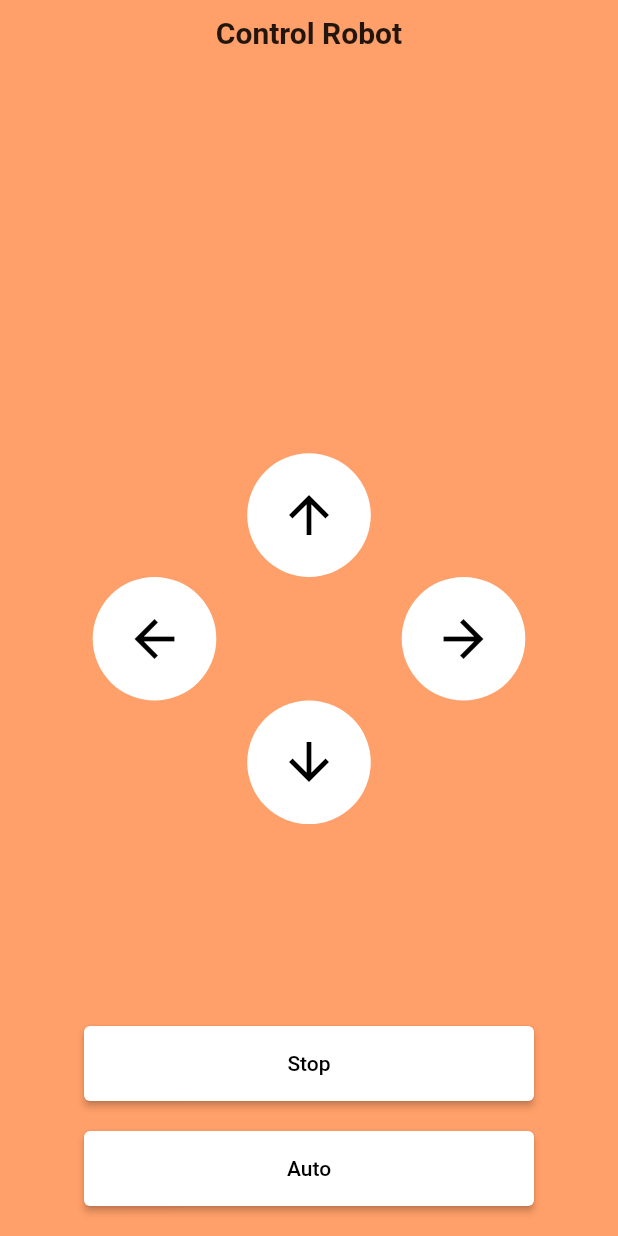
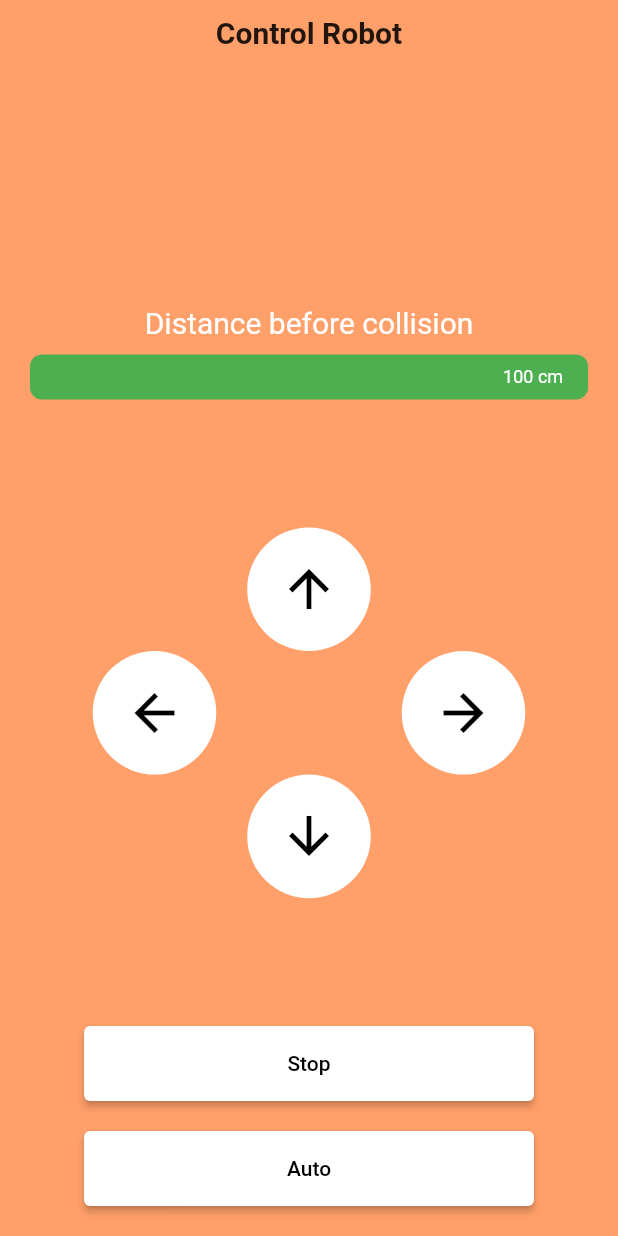
Before and after one commit to TIGK-Captain-America/app, a Flutter app: the ControlMowerPage screen opened directly, on a phone screen of 412 x 824 dp. Run offline on Flutter 3.47's test engine with Material 2 defaults, Android fonts, the phone set to English and light mode, and no system bars; drawn by our look-alikes of flutter_animation_progress_bar; our stand-ins replace flutter_blue, get, get_it, permission_handler, stacked; statements that could not run were skipped.

Commit message:
added notify from robot on collision distance

```diff
--- a/lib/src/components/BluetoothDeviceTile.dart
+++ b/lib/src/components/BluetoothDeviceTile.dart
@@ -31,7 +31,10 @@ class BluetoothDeviceTile extends StatelessWidget {
               Get.offAll(() => BottomNavBar());
             }
           } catch (e) {
-            Get.offAll(() => ErrorView(showbutton: false, text: "Error $e",));
+            Get.offAll(() => ErrorView(
+                  showbutton: false,
+                  text: "Error $e",
+                ));
           }
         },
         child: Container(
--- a/lib/src/services/DeviceService.dart
+++ b/lib/src/services/DeviceService.dart
@@ -7,6 +7,7 @@ import 'package:flutter_blue/flutter_blue.dart';
 class DeviceService {
   BluetoothDevice _device;
   BluetoothCharacteristic _sendCharacteristic;
+  BluetoothCharacteristic _notifyCharacteristic;
 
   set device(BluetoothDevice newDevice) {
     _device = newDevice;
@@ -16,7 +17,13 @@ class DeviceService {
     _sendCharacteristic = c;
   }
 
+  set setNotifyCharacteristic(BluetoothCharacteristic c) {
+    _notifyCharacteristic = c;
+  }
+
   BluetoothCharacteristic get characteristic => _sendCharacteristic;
+
+  BluetoothCharacteristic get notify => _notifyCharacteristic;
 
   Future disconnect() {
     return _device.disconnect();
--- a/lib/src/utils/Ids.dart
+++ b/lib/src/utils/Ids.dart
@@ -1,4 +1,5 @@
 class Ids {
   static String robotService = '0000ffe1-0000-1000-8000-00805f9b34fb';
   static String robotCharacteristic = '0000ffe3-0000-1000-8000-00805f9b34fb';
+  static String notifyCharacteristic = '0000ffe2-0000-1000-8000-00805f9b34fb';
 }
--- a/lib/src/views/controlMower/controlMower.dart
+++ b/lib/src/views/controlMower/controlMower.dart
@@ -1,14 +1,14 @@
 import 'package:flutter/material.dart';
+import 'package:flutter_animation_progress_bar/flutter_animation_progress_bar.dart';
 import 'package:mower/src/views/controlMower/viewModel.dart';
 import 'package:stacked/stacked.dart';
 
-//add functions for onpress buttons later.
 class ControlMowerPage extends StatelessWidget {
   @override
   Widget build(BuildContext context) {
     return ViewModelBuilder<ControlMowerViewModel>.reactive(
       viewModelBuilder: () => ControlMowerViewModel(),
-      //onModelReady: (viewModel) => viewModel.initialise(),
+      onModelReady: (viewModel) => viewModel.init(),
       builder: (context, viewModel, child) => Scaffold(
         backgroundColor: Color.fromRGBO(255, 159, 105, 1),
         body: SafeArea(
@@ -23,6 +23,29 @@ class ControlMowerPage extends StatelessWidget {
           Spacer(
             flex: 2,
           ),
+          Center(
+            child: Text(
+              "Distance before collision",
+              style: TextStyle(fontSize: 20, color: Colors.white),
+            ),
+          ),
+          Padding(
+            padding: EdgeInsets.only(
+              top: 10,
+              left: 20,
+              right: 20,
+            ),
+            child: FAProgressBar(
+              direction: Axis.horizontal,
+              currentValue: viewModel.collisionValue,
+              maxValue: 100,
+              changeColorValue: 40,
+              changeProgressColor: Colors.green,
+              progressColor: Colors.red,
+              displayText: ' cm',
+            ),
+          ),
+          Spacer(),
           Row(
             mainAxisAlignment: MainAxisAlignment.center,
             children: [
--- a/pubspec.yaml
+++ b/pubspec.yaml
@@ -36,6 +36,7 @@ dependencies:
   # Use with the CupertinoIcons class for iOS style icons.
   cupertino_icons: ^1.0.2
   zoom_widget: ^0.1.3
+  flutter_animation_progress_bar: ^2.0.0
 
 dev_dependencies:
   flutter_test:
```
Also changed, not shown: lib/src/services/pathService.dart (+3 -4 lines), lib/src/views/controlMower/viewModel.dart (+25 -5 lines), lib/src/views/home/viewModel.dart (+8 -2 lines), pubspec.lock.
